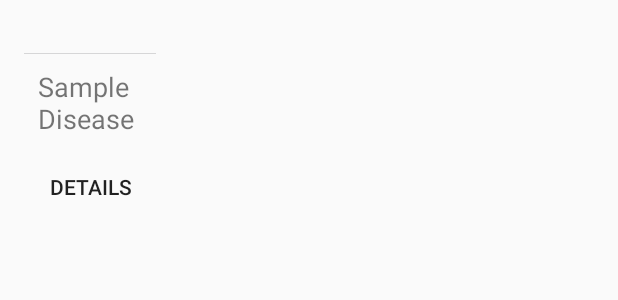
After one commit to radiantdeer/AIDr, an Android app: the layout chat_bubble_disease.xml on its own in the app's theme, with its tools: preview values and no code run, on a phone screen of 412 x 824 dp. The commit adds this screen. Shown: the top 300 px of the screen. Run offline under Robolectric (Android 15) with nearby library versions, the phone set to English and light mode, and no system bars.

Commit message:
Disease Explainer and more (read description for details)
* Make another chat bubble layout for showing diseases
* Created DiseaseExplainer for showing disease explanation
* Created a small "database" of disease, with images & description. This will still change, as for fulfilling the diagnose feature.

```diff
--- a/app/build.gradle
+++ b/app/build.gradle
@@ -19,10 +19,11 @@ android {
             proguardFiles getDefaultProguardFile('proguard-android.txt'), 'proguard-rules.pro'
         }
     }
+    sourceSets { main { assets.srcDirs = ['src/main/assets', 'src/main/assets/'] } }
 }
 
 dependencies {
-       implementation fileTree(include: ['*.jar'], dir: 'libs')
+    implementation fileTree(include: ['*.jar'], dir: 'libs')
     implementation 'com.android.support:appcompat-v7:28.0.0'
     implementation 'com.android.support.constraint:constraint-layout:1.1.3'
     implementation 'com.android.support:design:28.0.0'
@@ -34,4 +35,5 @@ dependencies {
     implementation 'com.jackandphantom.android:circularprogressbar:1.2.0'
     implementation 'com.android.support:recyclerview-v7:28.0.0'
     implementation 'com.android.support:cardview-v7:28.0.0'
+    implementation 'org.apache.directory.studio:org.apache.commons.io:2.4'
 }
--- a/app/src/main/AndroidManifest.xml
+++ b/app/src/main/AndroidManifest.xml
@@ -20,7 +20,11 @@
         </activity>
         <activity android:name=".Reminder" />
         <activity android:name=".AddReminder" />
-        <activity android:name=".ChatActivity"></activity>
+        <activity android:name=".ChatActivity" />
+        <activity
+            android:name=".DiseaseExplainer"
+            android:label="@string/title_activity_disease_explainer"
+            android:theme="@style/AppTheme.NoActionBar"></activity>
     </application>
 
 </manifest>
--- a/app/src/main/java/com/aidr/aidr/AIDrChat.java
+++ b/app/src/main/java/com/aidr/aidr/AIDrChat.java
@@ -8,11 +8,8 @@ import android.support.v4.app.FragmentManager;
 import android.support.v4.app.FragmentStatePagerAdapter;
 import android.support.v4.view.PagerAdapter;
 import android.support.v4.view.ViewPager;
-import android.support.v7.app.AppCompatActivity;
 import android.os.Bundle;
-import android.view.LayoutInflater;
 import android.view.View;
-import android.view.ViewGroup;
 import android.widget.TextView;
 
 public class AIDrChat extends FragmentActivity {
@@ -51,6 +48,8 @@ public class AIDrChat extends FragmentActivity {
                 changeActiveTab(position);
             }
         });
+
+        DiseaseDB.initialize(this);
     }
 
     @Override
--- /dev/null
+++ b/app/src/main/res/layout/chat_bubble_disease.xml
@@ -0,0 +1,70 @@
+<?xml version="1.0" encoding="utf-8"?>
+<RelativeLayout
+    xmlns:android="http://schemas.android.com/apk/res/android"
+    xmlns:app="http://schemas.android.com/apk/res-auto"
+    xmlns:tools="http://schemas.android.com/tools"
+    android:layout_width="match_parent"
+    android:layout_height="wrap_content"
+    android:layout_marginBottom="8dp"
+    android:layout_marginLeft="16dp"
+    android:layout_marginRight="16dp"
+    android:layout_marginTop="8dp">
+
+    <LinearLayout
+        android:id="@id/bubble"
+        android:layout_width="wrap_content"
+        android:layout_height="wrap_content"
+        android:layout_marginEnd="8dp"
+        android:layout_marginRight="8dp"
+        android:orientation="vertical">
+
+        <TextView
+            android:id="@id/messageText"
+            android:layout_width="wrap_content"
+            android:layout_height="wrap_content"
+            android:layout_marginEnd="4dp"
+            android:layout_marginLeft="8dp"
+            android:layout_marginRight="4dp"
+            android:layout_marginStart="8dp"/>
+
+        <ImageView
+            android:id="@+id/diseaseImage"
+            android:layout_width="match_parent"
+            android:layout_height="wrap_content"
+            android:layout_marginTop="8dp"
+            android:visibility="visible"
+            app:srcCompat="@color/transparent" />
+
+        <TextView
+            android:id="@+id/diseaseTitle"
+            android:layout_width="match_parent"
+            android:layout_height="wrap_content"
+            android:layout_margin="8dp"
+            android:padding="1dp"
+            android:text="Sample Disease"
+            android:textSize="18sp" />
+
+        <Button
+            android:id="@+id/detailButton"
+            style="@style/Widget.AppCompat.Button.Borderless"
+            android:layout_width="wrap_content"
+            android:layout_height="wrap_content"
+            android:layout_gravity="right"
+            android:backgroundTint="@android:color/transparent"
+            android:padding="4dp"
+            android:text="Details"
+            android:visibility="visible" />
+
+    </LinearLayout>
+
+    <TextView
+        android:id="@id/messageTime"
+        android:layout_width="wrap_content"
+        android:layout_height="wrap_content"
+        android:layout_alignEnd="@id/bubble"
+        android:layout_alignRight="@id/bubble"
+        android:layout_below="@id/bubble"
+        android:layout_marginLeft="16dp"
+        android:layout_marginStart="16dp" />
+
+</RelativeLayout>
--- a/app/src/main/res/values/strings.xml
+++ b/app/src/main/res/values/strings.xml
@@ -4,4 +4,5 @@
     <string name="action_settings">Settings</string>
     <string name="section_format">Hello World from section: %1$d</string>
     <string name="title_activity_add_reminder">AddReminder</string>
+    <string name="title_activity_disease_explainer">DiseaseExplainer</string>
 </resources>
--- a/app/src/main/res/values/styles.xml
+++ b/app/src/main/res/values/styles.xml
@@ -20,4 +20,8 @@
 
     <style name="AppTheme.PopupOverlay" parent="ThemeOverlay.AppCompat.Light" />
 
+    <style name="AppTheme.NoActionBar.AppBarOverlay" parent="ThemeOverlay.AppCompat.Dark.ActionBar" />
+
+    <style name="AppTheme.NoActionBar.PopupOverlay" parent="ThemeOverlay.AppCompat.Light" />
+
 </resources>
```
Also changed, not shown: app/src/main/assets/diseases.json (added, +14 -0 lines), app/src/main/java/com/aidr/aidr/ChatActivity.java (+35 -16 lines), app/src/main/java/com/aidr/aidr/DiseaseDB.java (added, +108 -0 lines), app/src/main/java/com/aidr/aidr/DiseaseExplainer.java (added, +49 -0 lines), app/src/main/java/com/aidr/aidr/Model/DiseaseMessageViewHolder.java (added, +84 -0 lines), app/src/main/java/com/aidr/aidr/Model/Message.java (+23 -2 lines), app/src/main/java/com/aidr/aidr/Model/OutMessageViewHolder.java (added, +17 -0 lines), app/src/main/res/layout/activity_disease_explainer.xml (added, +44 -0 lines), app/src/main/res/layout/chat_bubble_outgoing.xml (added, +39 -0 lines), app/src/main/assets/images/cold.jpeg (added), app/src/main/assets/images/typhus.jpeg (added), 3 other files.
